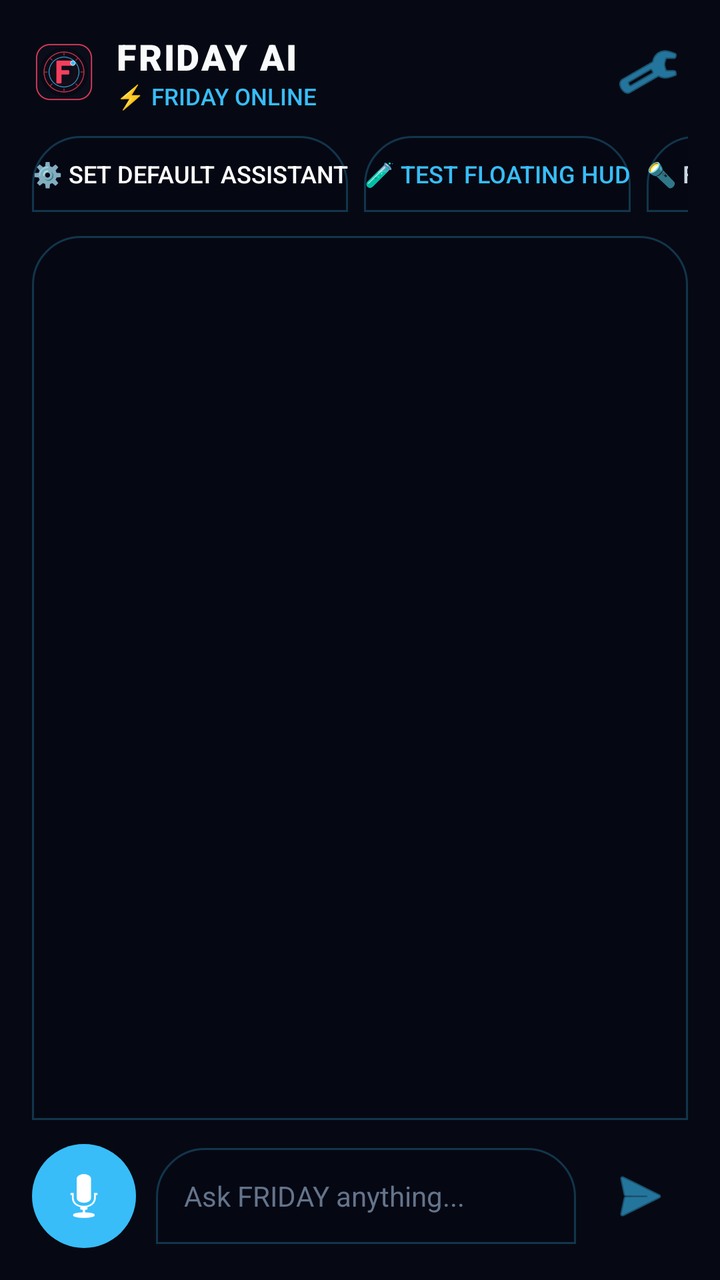
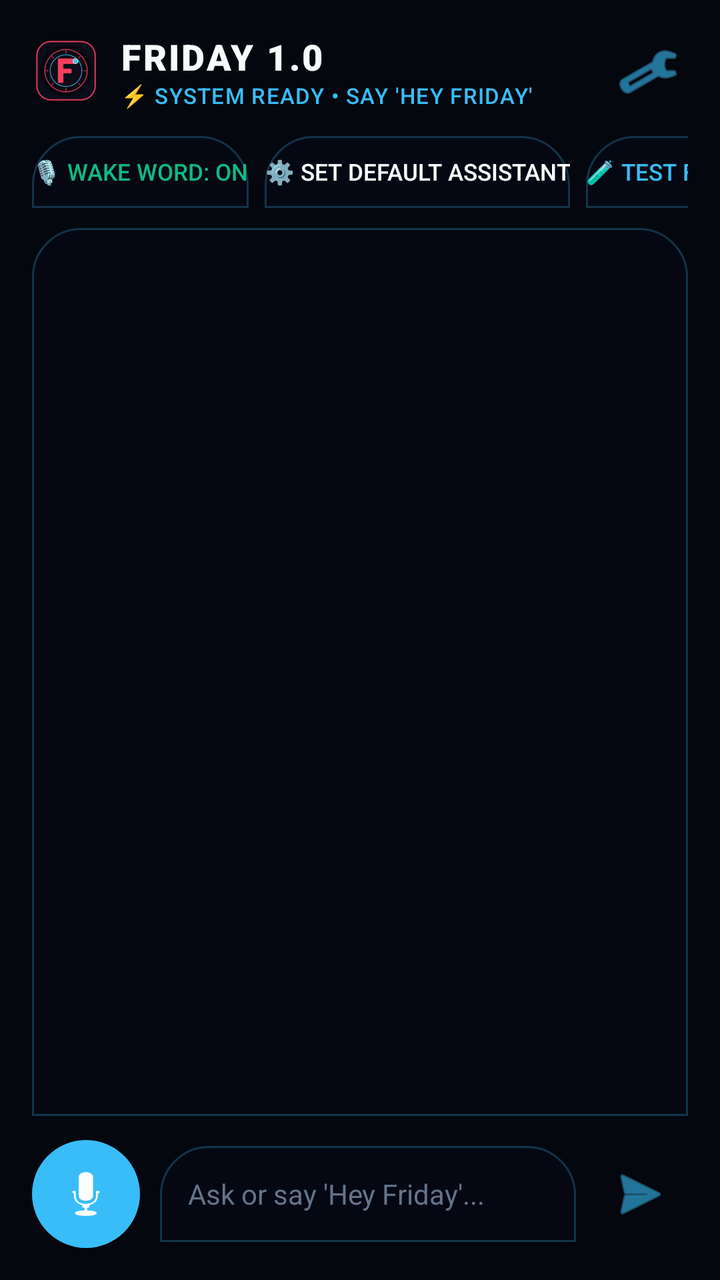

Before-and-after screenshots of an Android layout around one commit, followed by the original layout XML and the change that was made.
<!-- AndroidManifest.xml: application theme android:Theme.DeviceDefault.NoActionBar -->
<!-- res/layout/activity_main.xml -->
<?xml version="1.0" encoding="utf-8"?>
<LinearLayout xmlns:android="http://schemas.android.com/apk/res/android"
    android:layout_width="match_parent"
    android:layout_height="match_parent"
    android:orientation="vertical"
    android:background="#060913"
    android:padding="16dp">

    
    <RelativeLayout
        android:layout_width="match_parent"
        android:layout_height="wrap_content"
        android:layout_marginBottom="12dp">

        <LinearLayout
            android:layout_width="wrap_content"
            android:layout_height="wrap_content"
            android:orientation="horizontal"
            android:gravity="center_vertical"
            android:layout_alignParentStart="true">

            <ImageView
                android:layout_width="32dp"
                android:layout_height="32dp"
                android:src="@mipmap/ic_launcher"
                android:layout_marginEnd="10dp" />

            <LinearLayout
                android:layout_width="wrap_content"
                android:layout_height="wrap_content"
                android:orientation="vertical">

                <TextView
                    android:layout_width="wrap_content"
                    android:layout_height="wrap_content"
                    android:text="FRIDAY AI"
                    android:textColor="#f8fafc"
                    android:textSize="18sp"
                    android:fontFamily="sans-serif-black"
                    android:letterSpacing="0.05" />

                <TextView
                    android:id="@+id/tvStatus"
                    android:layout_width="wrap_content"
                    android:layout_height="wrap_content"
                    android:text="⚡ FRIDAY ONLINE"
                    android:textColor="#38bdf8"
                    android:textSize="11.5sp"
                    android:fontFamily="sans-serif-medium" />
            </LinearLayout>
        </LinearLayout>

        <ImageButton
            android:id="@+id/btnSettings"
            android:layout_width="40dp"
            android:layout_height="40dp"
            android:background="?android:attr/selectableItemBackgroundBorderless"
            android:src="@android:drawable/ic_menu_preferences"
            android:tint="#38bdf8"
            android:layout_alignParentEnd="true"
            android:contentDescription="Settings" />
    </RelativeLayout>

    
    <HorizontalScrollView
        android:layout_width="match_parent"
        android:layout_height="wrap_content"
        android:scrollbars="none"
        android:layout_marginBottom="12dp">

        <LinearLayout
            android:layout_width="wrap_content"
            android:layout_height="wrap_content"
            android:orientation="horizontal">

            <Button
                android:id="@+id/chipSetDefault"
                android:layout_width="wrap_content"
                android:layout_height="38dp"
                android:text="⚙️ Set Default Assistant"
                android:textColor="#ffffff"
                android:background="@drawable/bg_assistant_sheet"
                android:textSize="12sp"
                android:layout_marginEnd="8dp" />

            <Button
                android:id="@+id/chipTestOverlay"
                android:layout_width="wrap_content"
                android:layout_height="38dp"
                android:text="🧪 Test Floating HUD"
                android:textColor="#38bdf8"
                android:background="@drawable/bg_assistant_sheet"
                android:textSize="12sp"
                android:layout_marginEnd="8dp" />

            <Button
                android:id="@+id/chipFlashlight"
                android:layout_width="wrap_content"
                android:layout_height="38dp"
                android:text="🔦 Flashlight"
                android:textColor="#cbd5e1"
                android:background="@drawable/bg_assistant_sheet"
                android:textSize="12sp"
                android:layout_marginEnd="8dp" />

            <Button
                android:id="@+id/chipTimer"
                android:layout_width="wrap_content"
                android:layout_height="38dp"
                android:text="⏰ 10m Timer"
                android:textColor="#cbd5e1"
                android:background="@drawable/bg_assistant_sheet"
                android:textSize="12sp"
                android:layout_marginEnd="8dp" />

            <Button
                android:id="@+id/chipAlarm"
                android:layout_width="wrap_content"
                android:layout_height="38dp"
                android:text="⏰ 7 AM Alarm"
                android:textColor="#cbd5e1"
                android:background="@drawable/bg_assistant_sheet"
                android:textSize="12sp" />
        </LinearLayout>
    </HorizontalScrollView>

    
    <ScrollView
        android:id="@+id/chatScrollView"
        android:layout_width="match_parent"
        android:layout_height="0dp"
        android:layout_weight="1"
        android:background="@drawable/bg_assistant_sheet"
        android:padding="14dp"
        android:layout_marginBottom="12dp">

        <LinearLayout
            android:id="@+id/chatContainer"
            android:layout_width="match_parent"
            android:layout_height="wrap_content"
            android:orientation="vertical" />
    </ScrollView>

    
    <LinearLayout
        android:layout_width="match_parent"
        android:layout_height="wrap_content"
        android:orientation="horizontal"
        android:gravity="center_vertical">

        
        <FrameLayout
            android:layout_width="52dp"
            android:layout_height="52dp"
            android:layout_marginEnd="10dp">

            <View
                android:id="@+id/orbGlow"
                android:layout_width="52dp"
                android:layout_height="52dp"
                android:background="@drawable/shape_glowing_dot" />

            <ImageButton
                android:id="@+id/btnVoice"
                android:layout_width="44dp"
                android:layout_height="44dp"
                android:layout_gravity="center"
                android:background="?android:attr/selectableItemBackgroundBorderless"
                android:src="@android:drawable/ic_btn_speak_now"
                android:tint="#ffffff"
                android:contentDescription="Voice" />
        </FrameLayout>

        
        <EditText
            android:id="@+id/etInput"
            android:layout_width="0dp"
            android:layout_height="48dp"
            android:layout_weight="1"
            android:background="@drawable/bg_assistant_sheet"
            android:hint="Ask FRIDAY anything..."
            android:textColorHint="#64748b"
            android:textColor="#f8fafc"
            android:paddingStart="14dp"
            android:paddingEnd="14dp"
            android:textSize="14sp"
            android:singleLine="true" />

        
        <ImageButton
            android:id="@+id/btnSend"
            android:layout_width="48dp"
            android:layout_height="48dp"
            android:background="?android:attr/selectableItemBackgroundBorderless"
            android:src="@android:drawable/ic_menu_send"
            android:tint="#38bdf8"
            android:layout_marginStart="8dp"
            android:contentDescription="Send" />
    </LinearLayout>

</LinearLayout>
<!-- resources referenced by this layout -->
<resources>
  <!-- drawable bg_assistant_sheet (drawable) -->
  <?xml version="1.0" encoding="utf-8"?>
  <shape xmlns:android="http://schemas.android.com/apk/res/android"
      android:shape="rectangle">
      <solid android:color="#F2060913" />
      <corners
          android:topLeftRadius="24dp"
          android:topRightRadius="24dp" />
      <stroke
          android:width="1dp"
          android:color="#4038bdf8" />
  </shape>
  <!-- drawable shape_glowing_dot (drawable) -->
  <?xml version="1.0" encoding="utf-8"?>
  <shape xmlns:android="http://schemas.android.com/apk/res/android"
      android:shape="oval">
      <solid android:color="#38bdf8" />
      <size
          android:width="10dp"
          android:height="10dp" />
  </shape>
  <!-- mipmap ic_launcher: png bitmap (mipmap-hdpi, 9898 bytes) -->
</resources>

<!-- the commit's change to res/layout/activity_main.xml (unified diff, before → after) -->
@@ -3,7 +3,7 @@
     android:layout_width="match_parent"
     android:layout_height="match_parent"
     android:orientation="vertical"
-    android:background="#060913"
+    android:background="#05070E"
     android:padding="16dp">
 
     
@@ -20,8 +20,8 @@
             android:layout_alignParentStart="true">
 
             <ImageView
-                android:layout_width="32dp"
-                android:layout_height="32dp"
+                android:layout_width="34dp"
+                android:layout_height="34dp"
                 android:src="@mipmap/ic_launcher"
                 android:layout_marginEnd="10dp" />
 
@@ -33,20 +33,21 @@
                 <TextView
                     android:layout_width="wrap_content"
                     android:layout_height="wrap_content"
-                    android:text="FRIDAY AI"
+                    android:text="FRIDAY 1.0"
                     android:textColor="#f8fafc"
                     android:textSize="18sp"
                     android:fontFamily="sans-serif-black"
-                    android:letterSpacing="0.05" />
+                    android:letterSpacing="0.06" />
 
                 <TextView
                     android:id="@+id/tvStatus"
                     android:layout_width="wrap_content"
                     android:layout_height="wrap_content"
-                    android:text="⚡ FRIDAY ONLINE"
+                    android:text="⚡ SYSTEM READY • SAY 'HEY FRIDAY'"
                     android:textColor="#38bdf8"
-                    android:textSize="11.5sp"
-                    android:fontFamily="sans-serif-medium" />
+                    android:textSize="11sp"
+                    android:fontFamily="sans-serif-medium"
+                    android:letterSpacing="0.04" />
             </LinearLayout>
         </LinearLayout>
 
@@ -66,7 +67,7 @@
         android:layout_width="match_parent"
         android:layout_height="wrap_content"
         android:scrollbars="none"
-        android:layout_marginBottom="12dp">
+        android:layout_marginBottom="10dp">
 
         <LinearLayout
             android:layout_width="wrap_content"
@@ -74,53 +75,73 @@
             android:orientation="horizontal">
 
             <Button
+                android:id="@+id/chipWakeWordToggle"
+                android:layout_width="wrap_content"
+                android:layout_height="36dp"
+                android:text="🎙️ Wake Word: ON"
+                android:textColor="#10b981"
+                android:background="@drawable/bg_assistant_sheet"
+                android:textSize="11.5sp"
+                android:layout_marginEnd="8dp" />
+
+            <Button
                 android:id="@+id/chipSetDefault"
                 android:layout_width="wrap_content"
-                android:layout_height="38dp"
+                android:layout_height="36dp"
                 android:text="⚙️ Set Default Assistant"
                 android:textColor="#ffffff"
                 android:background="@drawable/bg_assistant_sheet"
-                android:textSize="12sp"
+                android:textSize="11.5sp"
                 android:layout_marginEnd="8dp" />
 
             <Button
                 android:id="@+id/chipTestOverlay"
                 android:layout_width="wrap_content"
-                android:layout_height="38dp"
+                android:layout_height="36dp"
                 android:text="🧪 Test Floating HUD"
                 android:textColor="#38bdf8"
                 android:background="@drawable/bg_assistant_sheet"
-                android:textSize="12sp"
+                android:textSize="11.5sp"
                 android:layout_marginEnd="8dp" />
 
             <Button
                 android:id="@+id/chipFlashlight"
                 android:layout_width="wrap_content"
-                android:layout_height="38dp"
+                android:layout_height="36dp"
                 android:text="🔦 Flashlight"
                 android:textColor="#cbd5e1"
                 android:background="@drawable/bg_assistant_sheet"
-                android:textSize="12sp"
+                android:textSize="11.5sp"
                 android:layout_marginEnd="8dp" />
 
             <Button
                 android:id="@+id/chipTimer"
                 android:layout_width="wrap_content"
-                android:layout_height="38dp"
+                android:layout_height="36dp"
                 android:text="⏰ 10m Timer"
                 android:textColor="#cbd5e1"
                 android:background="@drawable/bg_assistant_sheet"
-                android:textSize="12sp"
-                android:layout_marginEnd="8dp" />
-
-            <Button
-                android:id="@+id/chipAlarm"
-                android:layout_width="wrap_content"
-                android:layout_height="38dp"
-                android:text="⏰ 7 AM Alarm"
-                android:textColor="#cbd5e1"
-                android:background="@drawable/bg_assistant_sheet"
-                android:textSize="12sp" />
+                android:textSize="11.5sp"
+                android:layout_marginEnd="8dp" />
+
+            <Button
+                android:id="@+id/chipReminders"
+                android:layout_width="wrap_content"
+                android:layout_height="36dp"
+                android:text="📝 My Reminders"
+                android:textColor="#cbd5e1"
+                android:background="@drawable/bg_assistant_sheet"
+                android:textSize="11.5sp"
+                android:layout_marginEnd="8dp" />
+
+            <Button
+                android:id="@+id/chipBattery"
+                android:layout_width="wrap_content"
+                android:layout_height="36dp"
+                android:text="🔋 Battery Status"
+                android:textColor="#cbd5e1"
+                android:background="@drawable/bg_assistant_sheet"
+                android:textSize="11.5sp" />
         </LinearLayout>
     </HorizontalScrollView>
 
@@ -150,14 +171,14 @@
 
         
         <FrameLayout
-            android:layout_width="52dp"
-            android:layout_height="52dp"
+            android:layout_width="54dp"
+            android:layout_height="54dp"
             android:layout_marginEnd="10dp">
 
             <View
                 android:id="@+id/orbGlow"
-                android:layout_width="52dp"
-                android:layout_height="52dp"
+                android:layout_width="54dp"
+                android:layout_height="54dp"
                 android:background="@drawable/shape_glowing_dot" />
 
             <ImageButton
@@ -178,7 +199,7 @@
             android:layout_height="48dp"
             android:layout_weight="1"
             android:background="@drawable/bg_assistant_sheet"
-            android:hint="Ask FRIDAY anything..."
+            android:hint="Ask or say 'Hey Friday'..."
             android:textColorHint="#64748b"
             android:textColor="#f8fafc"
             android:paddingStart="14dp"
